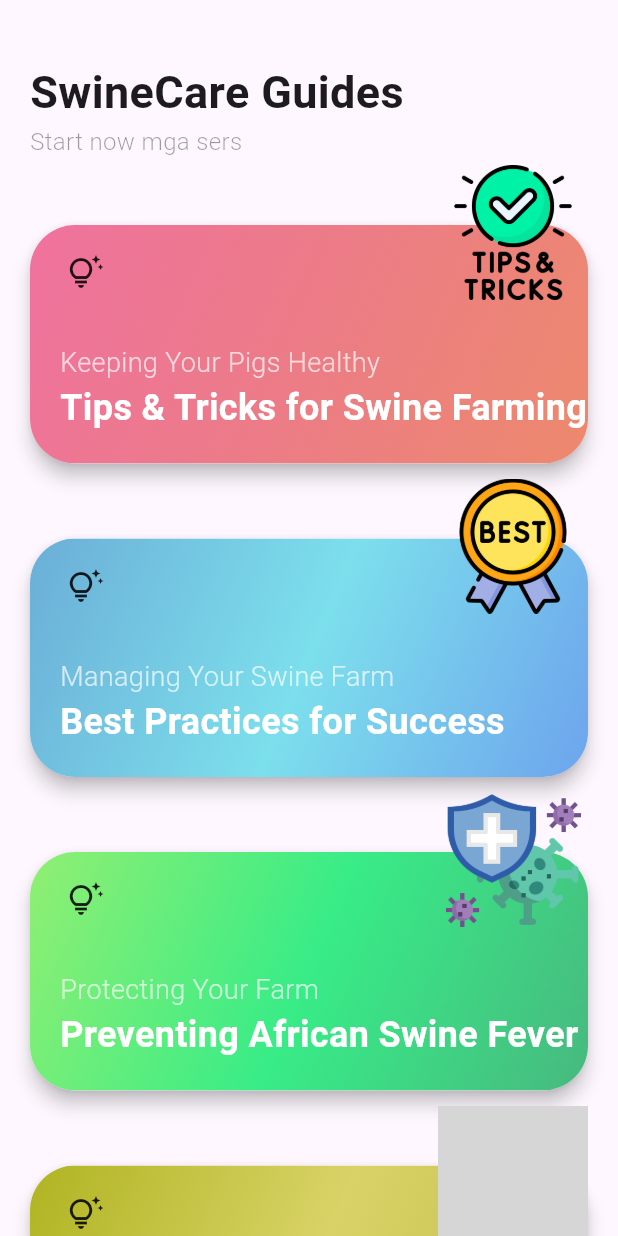
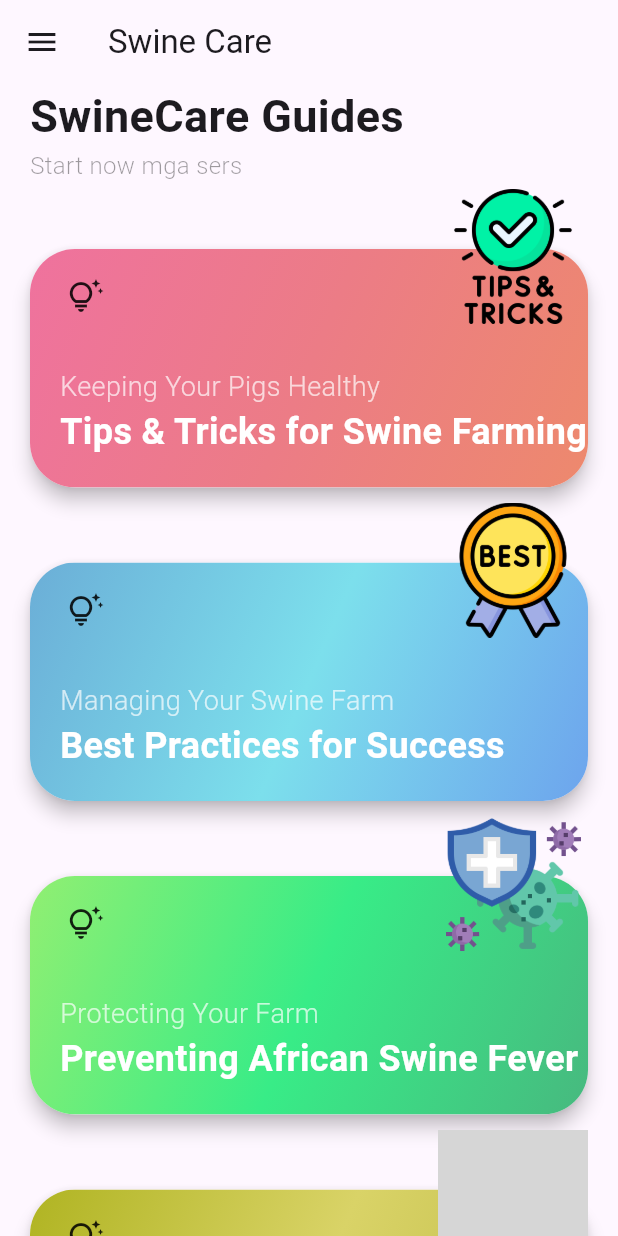
Before and after one commit to MorsHs/swine_care, a Flutter app: the GuidePage screen opened by its route, on a phone screen of 412 x 824 dp. Run offline on Flutter 3.47's test engine with Material 3 defaults, Android fonts, the phone set to English and light mode, and no system bars; drawn by our look-alikes of flutter_advanced_drawer; our stand-ins replace flutter_settings_screens, go_router, google_fonts, image_picker, lottie, smooth_page_indicator; grey boxes are pictures that could not be loaded.

Commit message:
adding a advance drawer widget to test route the pages

```diff
--- a/lib/Route/routes.dart
+++ b/lib/Route/routes.dart
@@ -1,6 +1,9 @@
 import 'package:go_router/go_router.dart';
+import 'package:swine_care/feature/guide/presentation/pages/BestPracticesPage.dart';
 import 'package:swine_care/feature/guide/presentation/pages/GuidePage.dart';
 import 'package:swine_care/feature/guide/presentation/pages/SwineFarmingPage.dart';
+import 'package:swine_care/feature/guide/presentation/widgets/GuidePageWidgets/EmergencyTips.dart';
+import 'package:swine_care/feature/guide/presentation/widgets/GuidePageWidgets/PreventingAfricanSwineFever.dart';
 import 'package:swine_care/feature/homepage/presentation/pages/HomePage.dart';
 import 'package:swine_care/feature/intro/presentation/pages/IntroPage.dart';
 import 'package:swine_care/feature/loadingscreen/presentation/pages/LoadingScreen.dart';
@@ -43,7 +46,16 @@ class RouterConfiguration {
         ),
         GoRoute(path: '/swine-farming',
         builder: (context, state) => const SwineFarmingPage()
-        )
+        ),
+        GoRoute(path: '/best-practices',
+        builder: (context, state) => const BestPracticesPage()
+        ),
+        GoRoute(path: '/emergency-tips',
+            builder: (context, state) => const EmergencyMeasuresForDiseaseOutbreaks()
+        ),
+        GoRoute(path: '/preventing_asf',
+            builder: (context, state) => const TipsToAvoidSickPigs()
+        ),
 
       ],
     );
--- a/lib/feature/guide/presentation/pages/GuidePage.dart
+++ b/lib/feature/guide/presentation/pages/GuidePage.dart
@@ -1,20 +1,30 @@
 import 'package:flutter/material.dart';
-import 'package:swine_care/feature/guide/presentation/widgets/GuidePageWidgets/EmergencyMeasures.dart';
-import 'package:swine_care/feature/guide/presentation/widgets/GuidePageWidgets/FarmManagement.dart';
-import 'package:swine_care/feature/guide/presentation/widgets/GuidePageWidgets/StartingSwineFarm.dart';
-import 'package:swine_care/feature/guide/presentation/widgets/GuidePageWidgets/DiseasePrevention.dart';
+import 'package:flutter_advanced_drawer/flutter_advanced_drawer.dart';
+import 'package:swine_care/feature/guide/presentation/widgets/GuidePageWidgets/EmergencyTips.dart';
+import 'package:swine_care/feature/guide/presentation/widgets/GuidePageWidgets/BestPractices.dart';
+import 'package:swine_care/feature/guide/presentation/widgets/GuidePageWidgets/Tips&Tricks.dart';
+import 'package:swine_care/feature/guide/presentation/widgets/GuidePageWidgets/PreventingAfricanSwineFever.dart';
 import 'package:swine_care/feature/guide/presentation/widgets/GuidePageWidgets/SwineCareGuidesLabel.dart';
 import 'package:swine_care/feature/guide/presentation/widgets/GuidePageWidgets/SwineCareGuidesLabel2.dart';
+import 'package:swine_care/global_widget/AdvanceDrawer.dart';
 
-class GuidePage extends StatelessWidget {
+class GuidePage extends StatefulWidget {
   const GuidePage({super.key});
 
   @override
+  State<GuidePage> createState() => _GuidePageState();
+}
+
+class _GuidePageState extends State<GuidePage> {
+  final _drawerController = AdvancedDrawerController();
+
+  @override
   Widget build(BuildContext context) {
-    return Scaffold(
+    return DrawerMenu(drawerController: _drawerController,
+
         body: SingleChildScrollView(
           child: Container(
-          margin: const EdgeInsets.only(top: 40, left: 20, right: 20),
+            margin: const EdgeInsets.only(left: 20, right: 20),
             child: const Column(
               crossAxisAlignment: CrossAxisAlignment.start,
               children: [
@@ -33,6 +43,7 @@ class GuidePage extends StatelessWidget {
             ),
           ),
         ),
+
     );
   }
 }
--- a/lib/feature/guide/presentation/pages/SwineFarmingPage.dart
+++ b/lib/feature/guide/presentation/pages/SwineFarmingPage.dart
@@ -1,5 +1,5 @@
 import 'package:flutter/material.dart';
-import 'package:swine_care/feature/guide/presentation/widgets/SwineFarmingWidgets/BackButton.dart';
+import 'package:swine_care/feature/guide/presentation/widgets/BackButton.dart';
 import 'package:swine_care/feature/guide/presentation/widgets/SwineFarmingWidgets/DescriptionText.dart';
 import 'package:swine_care/feature/guide/presentation/widgets/SwineFarmingWidgets/GuideItem.dart';
 import 'package:swine_care/feature/guide/presentation/widgets/SwineFarmingWidgets/ImageContainer.dart';
--- /dev/null
+++ b/lib/feature/guide/presentation/widgets/GuidePageWidgets/BestPractices.dart
@@ -0,0 +1,71 @@
+import 'package:flutter/material.dart';
+import 'package:go_router/go_router.dart';
+
+class FarmManagement extends StatelessWidget {
+  const FarmManagement({super.key});
+
+  @override
+  Widget build(BuildContext context) {
+    return GestureDetector(
+      onTap: (){
+        context.go('/best-practices');
+      },
+      child: Stack(
+          children: [
+            Container(
+              margin: EdgeInsets.only(top: 40),
+              child: Material(
+                elevation: 5,
+                borderRadius: BorderRadius.circular(30),
+                child: ClipRRect(
+                  borderRadius: BorderRadius.circular(30),
+                  child: Container(
+                    padding: EdgeInsets.only(top: 10, bottom: 20, left: 20),
+                    width: MediaQuery.of(context).size.width,
+                    decoration: BoxDecoration(
+                      gradient: LinearGradient(colors: [
+                        Color(0xff6baed7),
+                        Color(0xff7cdfec),
+                        Color(0xff6da4ed)
+                      ], begin: Alignment.topLeft, end: Alignment.bottomRight),
+                    ),
+                    child: Column(
+                      crossAxisAlignment: CrossAxisAlignment.start,
+                      children: [
+                        SizedBox(height: 5),
+                        Container(
+                          padding: EdgeInsets.all(5),
+                          child: Icon(Icons.tips_and_updates_outlined),
+                        ),
+                        SizedBox(height: 30),
+                        Text(
+                          "Managing Your Swine Farm",
+                          style: TextStyle(
+                              color: Colors.white70,
+                              fontSize: 18,
+                              fontWeight: FontWeight.w300),
+                        ),
+                        Text(
+                          "Best Practices for Success",
+                          style: TextStyle(
+                              color: Colors.white,
+                              fontSize: 24,
+                              fontWeight: FontWeight.bold),
+                        ),
+                      ],
+                    ),
+                  ),
+                ),
+              ),
+            ),
+            Row(
+              mainAxisAlignment: MainAxisAlignment.end,
+              children: [
+                Image.asset("assets/images/best.png", height: 90, width: 100,),
+              ],
+            ),
+          ]
+      ),
+    );
+  }
+}
--- a/lib/feature/guide/presentation/widgets/GuidePageWidgets/FarmManagement.dart
+++ /dev/null
@@ -1,65 +0,0 @@
-import 'package:flutter/material.dart';
-
-class FarmManagement extends StatelessWidget {
-  const FarmManagement({super.key});
-
-  @override
-  Widget build(BuildContext context) {
-    return Stack(
-        children: [
-          Container(
-            margin: EdgeInsets.only(top: 40),
-            child: Material(
-              elevation: 5,
-              borderRadius: BorderRadius.circular(30),
-              child: ClipRRect(
-                borderRadius: BorderRadius.circular(30),
-                child: Container(
-                  padding: EdgeInsets.only(top: 10, bottom: 20, left: 20),
-                  width: MediaQuery.of(context).size.width,
-                  decoration: BoxDecoration(
-                    gradient: LinearGradient(colors: [
-                      Color(0xff6baed7),
-                      Color(0xff7cdfec),
-                      Color(0xff6da4ed)
-                    ], begin: Alignment.topLeft, end: Alignment.bottomRight),
-                  ),
-                  child: Column(
-                    crossAxisAlignment: CrossAxisAlignment.start,
-                    children: [
-                      SizedBox(height: 5),
-                      Container(
-                        padding: EdgeInsets.all(5),
-                        child: Icon(Icons.tips_and_updates_outlined),
-                      ),
-                      SizedBox(height: 30),
-                      Text(
-                        "Managing Your Swine Farm",
-                        style: TextStyle(
-                            color: Colors.white70,
-                            fontSize: 18,
-                            fontWeight: FontWeight.w300),
-                      ),
-                      Text(
-                        "Best Practices for Success",
-                        style: TextStyle(
-                            color: Colors.white,
-                            fontSize: 24,
-                            fontWeight: FontWeight.bold),
-                      ),
-                    ],
-                  ),
-                ),
-              ),
-            ),
-          ),
-          Row(
-            mainAxisAlignment: MainAxisAlignment.end,
-            children: [
-              Image.asset("assets/images/best.png", height: 90, width: 100,),
-            ],
-          ),
-        ]
-    );
-  }
-}
--- a/lib/feature/homepage/presentation/pages/HomePage.dart
+++ b/lib/feature/homepage/presentation/pages/HomePage.dart
@@ -1,10 +1,12 @@
 import 'dart:io';
 import 'package:flutter/material.dart';
+import 'package:flutter_advanced_drawer/flutter_advanced_drawer.dart';
 import 'package:image_picker/image_picker.dart';
 import 'package:swine_care/feature/homepage/presentation/widget/CameraGrid.dart';
 import 'package:swine_care/feature/homepage/presentation/widget/CheckerButton.dart';
 import 'package:swine_care/feature/homepage/presentation/widget/HomeLabel.dart';
 import 'package:swine_care/feature/homepage/presentation/widget/SaveButton.dart';
+import 'package:swine_care/global_widget/AdvanceDrawer.dart';
 
 class HomePage extends StatefulWidget {
   const HomePage({super.key});
@@ -31,15 +33,18 @@ class _HomePageState extends State<HomePage> {
     }
   }
 
+  final _drawerController = AdvancedDrawerController();
+
   @override
   Widget build(BuildContext context) {
-    return Scaffold(
+    return DrawerMenu(
+      drawerController: _drawerController,
       body: Padding(
         padding: const EdgeInsets.all(16.0),
         child: Column(
           mainAxisAlignment: MainAxisAlignment.start,
           children: [
-           const HomeLabel(),
+            const HomeLabel(),
             const SizedBox(height: 16),
 
             Container(
--- a/lib/feature/settings/presentation/pages/Settings.dart
+++ b/lib/feature/settings/presentation/pages/Settings.dart
@@ -1,4 +1,5 @@
 import 'package:flutter/material.dart';
+import 'package:flutter_advanced_drawer/flutter_advanced_drawer.dart';
 import 'package:flutter_settings_screens/flutter_settings_screens.dart';
 import 'package:swine_care/feature/settings/presentation/pages/AccountPage.dart';
 import 'package:swine_care/feature/settings/presentation/widget/DarkMode.dart';
@@ -7,13 +8,24 @@ import 'package:swine_care/feature/settings/presentation/pages/Notifications.dar
 import 'package:swine_care/feature/settings/presentation/widget/Profile.dart';
 import 'package:swine_care/feature/settings/presentation/widget/ReportBug.dart';
 import 'package:swine_care/feature/settings/presentation/widget/SendFeedback.dart';
+import 'package:swine_care/global_widget/AdvanceDrawer.dart';
 
-class Settings extends StatelessWidget {
+class Settings extends StatefulWidget {
   const Settings({super.key});
 
   @override
+  State<Settings> createState() => _SettingsState();
+}
+
+class _SettingsState extends State<Settings> {
+  final _drawerController = AdvancedDrawerController();
+
+  @override
   Widget build(BuildContext context) {
-    return Scaffold(
+    return DrawerMenu(
+      drawerController: _drawerController,
+
+
         body: SafeArea(
           child: ListView(
             padding: const EdgeInsets.all(24),
@@ -45,6 +57,7 @@ class Settings extends StatelessWidget {
               ],
           ),
         )
+
     );
   }
 }
--- /dev/null
+++ b/lib/global_widget/AdvanceDrawer.dart
@@ -0,0 +1,134 @@
+import 'package:flutter/material.dart';
+import 'package:flutter_advanced_drawer/flutter_advanced_drawer.dart';
+import 'package:go_router/go_router.dart';
+
+class DrawerMenu extends StatelessWidget {
+  final AdvancedDrawerController drawerController;
+  final Widget body;
+
+  const DrawerMenu({super.key, required this.drawerController, required this.body});
+
+  @override
+  Widget build(BuildContext context) {
+    return AdvancedDrawer(
+      controller: drawerController,
+      backdropColor: Colors.blueGrey[900],
+      animationDuration: const Duration(milliseconds: 300),
+      animationCurve: Curves.easeInOut,
+      openScale: 0.9,
+      openRatio: 0.7,
+      childDecoration: const BoxDecoration(
+        borderRadius: BorderRadius.all(Radius.circular(16)),
+      ),
+      drawer: SafeArea(
+        child: Column(
+          crossAxisAlignment: CrossAxisAlignment.start,
+          children: [
+
+            // Profile
+            _buildProfileSection(),
+
+            const SizedBox(height: 20),
+
+            // Navigation Items
+            _buildDrawerItem(
+              context,
+              icon: Icons.home,
+              title: "Home",
+              route: "/homepage",
+            ),
+            _buildDrawerItem(
+              context,
+              icon: Icons.menu_book,
+              title: "Guide",
+              route: "/guide",
+            ),
+            _buildDrawerItem(
+              context,
+              icon: Icons.settings,
+              title: "Settings",
+              route: "/setting",
+            ),
+
+            const Spacer(),
+            _buildDrawerItem(
+              context,
+              icon: Icons.logout_outlined,
+              title: "Logout",
+              route: "  ",
+            ),
+            const SizedBox(height: 10),
+
+            const Padding(
+              padding: EdgeInsets.all(16.0),
+              child: Text(
+                "SwineCare v1.milliondalar",
+                style: TextStyle(color: Colors.white70),
+              ),
+            ),
+          ],
+        ),
+      ),
+      child: Scaffold(
+        appBar: AppBar(
+          title: const Text("Swine Care"),
+          leading: IconButton(
+            icon: const Icon(Icons.menu),
+            onPressed: () => drawerController.showDrawer(),
+          ),
+        ),
+        body: body,
+      ),
+    );
+  }
+
+  //profile info, wla nanako himog widgets kay gravity na payts nani
+  Widget _buildProfileSection() {
+    return const Padding(
+      padding: EdgeInsets.symmetric(horizontal: 16.0, vertical: 20.0),
+      child: Row(
+        children: [
+          CircleAvatar(
+            radius: 30,
+            backgroundImage: AssetImage('assets/images/rose.jpg'),
+          ),
+          SizedBox(width: 12),
+
+          // User Info
+          Column(
+            crossAxisAlignment: CrossAxisAlignment.start,
+            children: [
+              Text(
+                "Argie uwu",
+                style: TextStyle(
+                  fontSize: 18,
+                  fontWeight: FontWeight.bold,
+                  color: Colors.white,
+                ),
+              ),
+              Text(
+                "argiegravity@eheeey",
+                style: TextStyle(
+                  fontSize: 14,
+                  color: Colors.white70,
+                ),
+              ),
+            ],
+          ),
+        ],
+      ),
+    );
+  }
+
+  // Drawer Item Widget
+  Widget _buildDrawerItem(BuildContext context,
+      {required IconData icon, required String title, required String route}) {
+    return ListTile(
+      leading: Icon(icon, color: Colors.white),
+      title: Text(title, style: const TextStyle(color: Colors.white)),
+      onTap: () {
+        GoRouter.of(context).go(route);
+      },
+    );
+  }
+}
--- a/pubspec.yaml
+++ b/pubspec.yaml
@@ -43,6 +43,8 @@ dependencies:
   lottie: ^3.1.3
   flutter_settings_screens: ^0.3.4
   image_picker: ^1.1.2
+  font_awesome_flutter: ^10.5.0
+  flutter_advanced_drawer: ^1.4.0
 
 dev_dependencies:
   flutter_test:
```
Also changed, not shown: lib/feature/guide/presentation/widgets/GuidePageWidgets/EmergencyTips.dart (renamed from lib/feature/guide/presentation/widgets/GuidePageWidgets/EmergencyMeasures.dart), lib/feature/guide/presentation/widgets/GuidePageWidgets/PreventingAfricanSwineFever.dart (renamed from lib/feature/guide/presentation/widgets/GuidePageWidgets/DiseasePrevention.dart), lib/feature/guide/presentation/widgets/GuidePageWidgets/Tips&Tricks.dart (renamed from lib/feature/guide/presentation/widgets/GuidePageWidgets/StartingSwineFarm.dart), pubspec.lock. Lines whose indentation alone changed are shown as unchanged.
